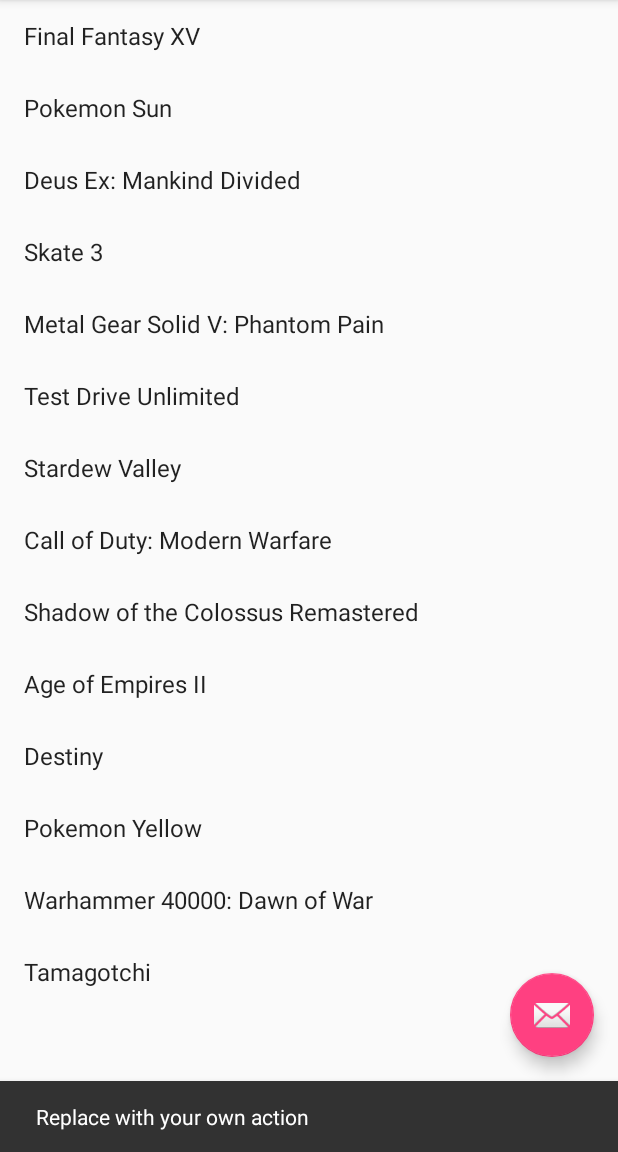
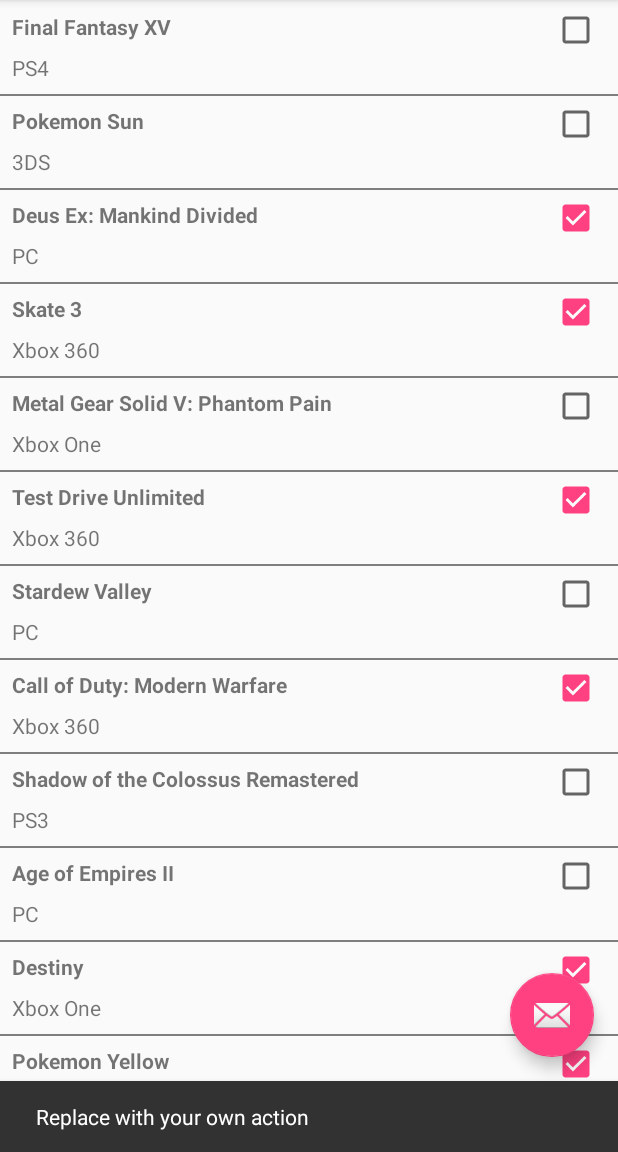
Before and after one commit to johnryM/game-cabinet-android, an Android app: the screen it shows after launch (MainActivity), after a tap on an icon or button, on a phone screen of 412 x 824 dp, the part 84-1236 px from its top. Run offline under Robolectric (Android 15) with nearby library versions, the phone set to English and light mode, and no system bars.

Commit message:
added custom view to recycler list and added divider

```diff
--- a/app/src/main/java/com/skeeno/android/gamecabinet/Fragment/CabinetFragment.java
+++ b/app/src/main/java/com/skeeno/android/gamecabinet/Fragment/CabinetFragment.java
@@ -13,6 +13,7 @@
 import com.skeeno.android.gamecabinet.Model.GameModel;
 import com.skeeno.android.gamecabinet.Model.Platform;
 import com.skeeno.android.gamecabinet.R;
+import com.skeeno.android.gamecabinet.UI.DividerItemDecoration;
 
 import java.util.ArrayList;
 import java.util.List;
@@ -72,12 +73,19 @@
 
         updateGameListUI();
 
+        mGameListRecyclerView.addItemDecoration(new DividerItemDecoration(getActivity()));
+
         return view;
     }
 
     @Override
     public void onPause() {
         super.onPause();
+    }
+
+    private void updateGameListUI() {
+        mGameAdapter = new GameAdapter(mGameList);
+        mGameListRecyclerView.setAdapter(mGameAdapter);
     }
 
     private class GameHolder extends RecyclerView.ViewHolder {
@@ -89,16 +97,14 @@
         public GameHolder(View itemView) {
             super(itemView);
 
-            mGameTitleTextView = (TextView) itemView;
+            mGameTitleTextView = (TextView) itemView.findViewById(R.id.game_title_text);
+            mPlatformTextView = (TextView) itemView.findViewById(R.id.game_platform_text);
+            mCompletedCheck = (CheckBox) itemView.findViewById(R.id.completed_check_box);
         }
     }
 
-    private void updateGameListUI() {
-        mGameAdapter = new GameAdapter(mGameList);
-        mGameListRecyclerView.setAdapter(mGameAdapter);
-    }
 
-    private class GameAdapter extends RecyclerView.Adapter {
+    private class GameAdapter extends RecyclerView.Adapter<GameHolder> {
 
         private List<GameModel> mGames;
 
@@ -107,17 +113,18 @@
         }
 
         @Override
-        public RecyclerView.ViewHolder onCreateViewHolder(ViewGroup parent, int viewType) {
+        public GameHolder onCreateViewHolder(ViewGroup parent, int viewType) {
             LayoutInflater inflater = LayoutInflater.from(getActivity());
-            View view = inflater.inflate(android.R.layout.simple_list_item_1, parent, false);
+            View view = inflater.inflate(R.layout.game_cabinet_list_item, parent, false);
             return new GameHolder(view);
         }
 
         @Override
-        public void onBindViewHolder(RecyclerView.ViewHolder holder, int position) {
-            GameHolder gameHolder = (GameHolder) holder;
+        public void onBindViewHolder(GameHolder holder, int position) {
             GameModel game = mGames.get(position);
-            gameHolder.mGameTitleTextView.setText(game.getGameTitle());
+            holder.mGameTitleTextView.setText(game.getGameTitle());
+            holder.mPlatformTextView.setText(game.getPlatform().toString());
+            holder.mCompletedCheck.setChecked(game.getComplete());
         }
 
         @Override
--- /dev/null
+++ b/app/src/main/java/com/skeeno/android/gamecabinet/UI/DividerItemDecoration.java
@@ -0,0 +1,40 @@
+package com.skeeno.android.gamecabinet.UI;
+
+import android.content.Context;
+import android.graphics.Canvas;
+import android.graphics.drawable.Drawable;
+import android.support.v4.content.ContextCompat;
+import android.support.v7.widget.RecyclerView;
+import android.view.View;
+
+import com.skeeno.android.gamecabinet.R;
+
+/**
+ * Created by Johnry on 9/17/2016.
+ */
+public class DividerItemDecoration extends RecyclerView.ItemDecoration {
+    private Drawable mDivider;
+
+    public DividerItemDecoration(Context context) {
+        mDivider = ContextCompat.getDrawable(context, R.drawable.line_divider_layout);
+    }
+
+    @Override
+    public void onDrawOver(Canvas c, RecyclerView parent, RecyclerView.State state) {
+        int left = parent.getPaddingLeft();
+        int right = parent.getWidth() - parent.getPaddingRight();
+
+        int childCount = parent.getChildCount();
+        for (int i = 0; i < childCount; i++) {
+            View child = parent.getChildAt(i);
+
+            RecyclerView.LayoutParams params = (RecyclerView.LayoutParams) child.getLayoutParams();
+
+            int top = child.getBottom() + params.bottomMargin;
+            int bottom = top + mDivider.getIntrinsicHeight();
+
+            mDivider.setBounds(left, top, right, bottom);
+            mDivider.draw(c);
+        }
+    }
+}
--- /dev/null
+++ b/app/src/main/res/drawable/line_divider_layout.xml
@@ -0,0 +1,10 @@
+<?xml version="1.0" encoding="utf-8"?>
+<shape xmlns:android="http://schemas.android.com/apk/res/android"
+       android:shape="rectangle">
+
+    <size
+        android:width="1dp"
+        android:height="1dp" />
+
+    <solid android:color="@color/dark_grey" />
+</shape>
--- a/app/src/main/res/layout/cabinet_game_item.xml
+++ /dev/null
@@ -1,13 +0,0 @@
-<?xml version="1.0" encoding="utf-8"?>
-<RelativeLayout xmlns:android="http://schemas.android.com/apk/res/android"
-                xmlns:tools="http://schemas.android.com/tools"
-                android:layout_width="match_parent"
-                android:layout_height="match_parent">
-
-    <CheckBox
-        android:id="@+id/completed_check_box"
-        android:layout_width="wrap_content"
-        android:layout_height="wrap_content"
-        android:layout_alignParentRight="true"/>
-
-</RelativeLayout>
--- /dev/null
+++ b/app/src/main/res/layout/game_cabinet_list_item.xml
@@ -0,0 +1,33 @@
+<?xml version="1.0" encoding="utf-8"?>
+<RelativeLayout xmlns:android="http://schemas.android.com/apk/res/android"
+                xmlns:tools="http://schemas.android.com/tools"
+                android:layout_width="match_parent"
+                android:layout_height="wrap_content"
+                android:padding="4dp">
+
+    <CheckBox
+        android:id="@+id/completed_check_box"
+        android:layout_width="wrap_content"
+        android:layout_height="wrap_content"
+        android:padding="4dp"
+        android:layout_alignParentRight="true"/>
+
+    <TextView
+        android:id="@+id/game_title_text"
+        android:layout_width="match_parent"
+        android:layout_height="wrap_content"
+        android:layout_toLeftOf="@+id/completed_check_box"
+        android:textStyle="bold"
+        android:padding="4dp"
+        tools:text="Game Title"/>
+
+    <TextView
+        android:id="@+id/game_platform_text"
+        android:layout_width="match_parent"
+        android:layout_height="wrap_content"
+        android:layout_toLeftOf="@+id/completed_check_box"
+        android:layout_below="@+id/game_title_text"
+        android:padding="4dp"
+        tools:text="Platform"/>
+
+</RelativeLayout>
--- a/app/src/main/res/values/colors.xml
+++ b/app/src/main/res/values/colors.xml
@@ -3,4 +3,5 @@
     <color name="colorPrimary">#3F51B5</color>
     <color name="colorPrimaryDark">#303F9F</color>
     <color name="colorAccent">#FF4081</color>
+    <color name="dark_grey">#7e7e7e</color>
 </resources>
```
